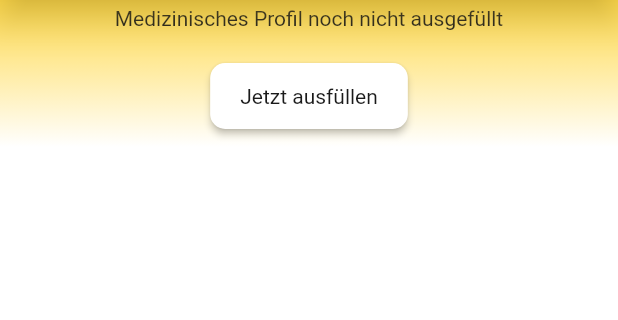
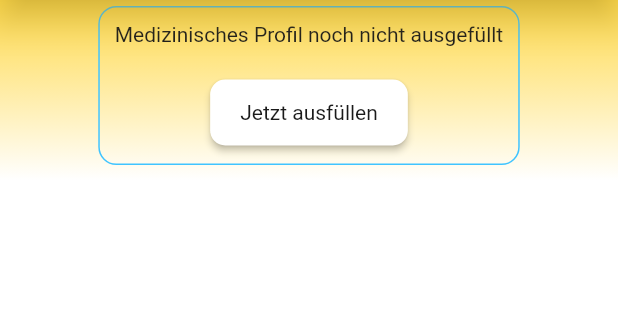
Before and after one commit to ahmad-kalaf/CEDmate, a Flutter app: the screen it shows once a user with an empty profile is signed in, on a phone screen of 412 x 824 dp, the part 93-413 px from its top. Run offline on Flutter 3.47's test engine with Material 3 defaults, Android fonts, the phone set to English and light mode, and no system bars; our stand-ins replace cloud_firestore, connectivity_plus, firebase_auth, firebase_core, flutter_map, geolocator and 3 more; missing offline and left inert: flutter_map_cancellable_tile_provider; accounts and stored records are empty.

Commit message:
Refactor color management and layout; implement gradient backgrounds and improve UI consistency across screens

```diff
--- a/lib/main.dart
+++ b/lib/main.dart
@@ -147,7 +147,7 @@ class CEDmateApp extends StatelessWidget {
           // Buttons
           elevatedButtonTheme: ElevatedButtonThemeData(
             style: ElevatedButton.styleFrom(
-              backgroundColor: Colors.white,
+              backgroundColor: CEDColors.buttonsBackground,
               foregroundColor: CEDColors.primaryText,
               padding: const EdgeInsets.symmetric(vertical: 14, horizontal: 20),
               shape: RoundedRectangleBorder(
--- a/lib/widgets/CEDColors.dart
+++ b/lib/widgets/CEDColors.dart
@@ -15,4 +15,7 @@ class CEDColors {
   static const border = Colors.lightBlueAccent;
   static const background = Color(0xFFFFFFFF);
   static const appBarBackground = Colors.amberAccent;
+  static const gradientStart = Colors.amberAccent;
+  static const gradientend = Colors.white;
+  static const buttonsBackground = Colors.white;
 }
--- a/lib/widgets/gelb_layout.dart
+++ b/lib/widgets/gelb_layout.dart
@@ -6,6 +6,8 @@ import 'package:cedmate/widgets/seelen_log_fuer_monat.dart';
 import 'package:cedmate/widgets/ess_tagebuch_fuer_monat.dart';
 import 'package:cedmate/widgets/symptome_fuer_monat.dart';
 import 'package:cedmate/widgets/hilfe_fuer_unterwegs.dart';
+
+import 'CEDColors.dart';
 
 class GelbLayout extends StatelessWidget {
   final String title;
@@ -33,10 +35,25 @@ class GelbLayout extends StatelessWidget {
           gradient: LinearGradient(
             begin: Alignment.topCenter,
             end: Alignment.bottomCenter,
-            colors: [Colors.amberAccent, Colors.white],
+            colors: [CEDColors.gradientStart, CEDColors.gradientend],
           ),
         ),
-        child: child,
+        child: SingleChildScrollView(
+          child: Center(
+            child: ConstrainedBox(
+              constraints: const BoxConstraints(maxWidth: 600),
+              child: Container(
+                padding: const EdgeInsets.all(10),
+                margin: const EdgeInsets.all(10),
+                decoration: BoxDecoration(
+                  border: Border.all(color: CEDColors.border),
+                  borderRadius: BorderRadius.circular(12),
+                ),
+                child: child,
+              ),
+            ),
+          ),
+        ),
       ),
     );
   }
```
Also changed, not shown: lib/widgets/home_screen.dart (+16 -49 lines), lib/widgets/kalender_screen.dart (+18 -3 lines).
